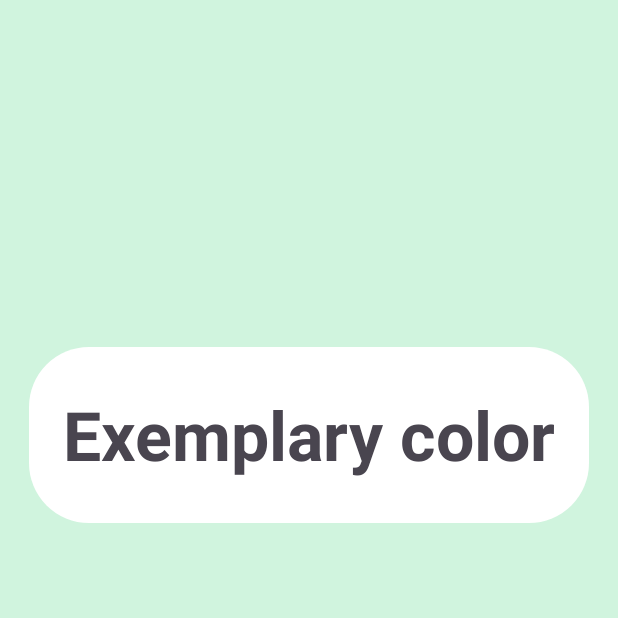
After one commit to skrbacz/Project2MAD, an Android app: the StroopTest screen opened directly, with no data from a screen before it, on a phone screen of 412 x 824 dp, the top half of it. The commit adds this screen. Run offline under Robolectric (Android 15) with nearby library versions, the phone set to English and light mode, and no system bars; our stand-ins replace Firebase (no records; nobody signed in at launch, a user with empty details on screens opened directly).

Commit message:
Stroop Test working 2/3 games done with db connection

```diff
--- a/app/src/main/java/com/nikoli/project2mad/for_recycler_view/GameAdapter.kt
+++ b/app/src/main/java/com/nikoli/project2mad/for_recycler_view/GameAdapter.kt
@@ -45,7 +45,7 @@ class GameAdapter(private var gameList: List<GameItem>) : RecyclerView.Adapter<G
         holder.gameDatePlayed.text = game.datePlayed
 
         val colorRes = when (game.name) {
-            "New Game" -> R.color.main_violet
+            "Stroop Test" -> R.color.main_violet
             "Trail Making Test" -> R.color.main_green
             "Number Size Congruency" -> R.color.main_blue
             else -> android.R.color.white
--- /dev/null
+++ b/app/src/main/java/com/nikoli/project2mad/games/stroop/StroopTest.kt
@@ -0,0 +1,170 @@
+package com.nikoli.project2mad.games.stroop
+
+import android.content.Intent
+import android.graphics.Color
+import android.os.Bundle
+import android.os.Handler
+import android.util.Log
+import android.widget.FrameLayout
+import android.widget.TextView
+import android.widget.Toast
+import androidx.appcompat.app.AlertDialog
+import androidx.appcompat.app.AppCompatActivity
+import com.google.firebase.auth.FirebaseAuth
+import com.google.firebase.firestore.FirebaseFirestore
+import com.nikoli.project2mad.MainActivity
+import com.nikoli.project2mad.R
+import com.nikoli.project2mad.db.GameData
+import kotlinx.coroutines.runBlocking
+import java.text.SimpleDateFormat
+import java.util.Locale
+import java.util.Random
+
+class StroopTest : AppCompatActivity() {
+
+    private val mAuth = FirebaseAuth.getInstance()
+    private var reactionTime: Double=0.0
+
+    private lateinit var textView: TextView
+    private lateinit var frameLayout: FrameLayout
+    private val colors = arrayOf("red", "blue", "green", "yellow", "black", "purple", "orange", "brown", "pink")
+    private val colorValues = intArrayOf(Color.RED, Color.BLUE, Color.GREEN, Color.rgb(255, 225, 26), Color.BLACK, Color.rgb(136,6,206), Color.rgb(255, 150, 0), Color.rgb(139, 69, 19), Color.rgb(255, 192, 203))
+    private val random = Random()
+    private var round = 0
+    private var correctResponses = 0
+    private var totalResponses = 0
+    private var matchingRounds = 0
+    private var matchingResponses = 0
+    private var startTime: Long = 0
+    private var totalReactionTime: Long = 0
+    private val handler = Handler()
+
+    override fun onCreate(savedInstanceState: Bundle?) {
+        super.onCreate(savedInstanceState)
+        setContentView(R.layout.activity_stroop_test)
+
+        textView = findViewById(R.id.textView3)
+        frameLayout = findViewById(R.id.frameLayout)
+
+        frameLayout.setOnClickListener {
+            checkResponse(true)
+        }
+
+        showRulesDialog()
+    }
+
+    private fun showRulesDialog() {
+        val builder = AlertDialog.Builder(this)
+        builder.setTitle("Game Rules")
+        builder.setMessage("In this phase, a color name will appear on the screen. If the name of the color and the color in which it is written match, click on the text. If they do not match, do not click.")
+        builder.setPositiveButton("Start") { dialog, _ ->
+            dialog.dismiss()
+            startNewRound()
+        }
+        builder.setCancelable(false)
+        builder.show()
+    }
+
+    private fun startNewRound() {
+        if (round >= 16) {
+            showResults()
+            return
+        }
+
+        val colorName = colors[random.nextInt(colors.size)]
+        var colorValue = colorValues[random.nextInt(colorValues.size)]
+        val isMatching = random.nextInt(100) < 45
+
+        if (isMatching) {
+            colorValue = getColorValueByName(colorName)
+            matchingRounds++
+        }
+
+        textView.text = colorName
+        textView.setTextColor(colorValue)
+
+        round++
+        startTime = System.currentTimeMillis()
+
+        handler.postDelayed({
+            checkResponse(false)
+        }, 3000)
+    }
+
+    private fun getColorValueByName(colorName: String): Int {
+        return when (colorName) {
+            "red" -> Color.RED
+            "blue" -> Color.BLUE
+            "green" -> Color.GREEN
+            "yellow" -> Color.rgb(255, 225, 26)
+            "black" -> Color.BLACK
+            "purple" -> Color.rgb(136,6,206)
+            "orange" -> Color.rgb(255, 150, 0) // more orange
+            "brown" -> Color.rgb(139, 69, 19)
+            "pink" -> Color.rgb(255, 192, 203)
+            else -> Color.BLACK
+        }
+    }
+
+    private fun checkResponse(userClicked: Boolean) {
+        val reactionTime = System.currentTimeMillis() - startTime
+        val isMatching = textView.currentTextColor == getColorValueByName(textView.text.toString())
+
+        if (userClicked && isMatching) {
+            correctResponses++
+            totalReactionTime += reactionTime
+            matchingResponses++
+        } else if (!userClicked && !isMatching) {
+            correctResponses++
+        }
+
+        totalResponses++
+        handler.removeCallbacksAndMessages(null)
+        startNewRound()
+    }
+
+    private fun showResults() {
+        val accuracy = correctResponses.toDouble() / totalResponses * 100
+        val averageReactionTime = if (matchingResponses > 0) totalReactionTime.toDouble() / matchingResponses else 0.0
+        reactionTime=averageReactionTime
+
+        runBlocking {
+            sendData(accuracy)
+        }
+        Toast.makeText(this, "Accuracy: %.2f%%\nAverage Reaction Time: %.2f ms".format(accuracy, averageReactionTime), Toast.LENGTH_LONG).show()
+        goToMain()
+    }
+
+    private fun sendData(accuracy: Double) {
+        val currentUser = mAuth.currentUser?.email
+        if (currentUser == null) {
+            Log.w("Firestore", "User not logged in")
+            return
+        }
+
+        val currentTime = System.currentTimeMillis()
+        val dateFormat = SimpleDateFormat("yyyy-MM-dd", Locale.getDefault())
+        val formattedDate = dateFormat.format(currentTime)
+
+        val gameData = GameData("Stroop Test",formattedDate, accuracy, reactionTime)
+        Log.d("game data", gameData.toString())
+
+        FirebaseFirestore.getInstance()
+            .collection("stroopTest")
+            .document(currentUser)
+            .collection("games")
+            .add(gameData)
+            .addOnSuccessListener {
+                Log.d("game data", "successfully added to firebase")
+            }
+            .addOnFailureListener { e ->
+                Log.d("game data", "failure adding to firebase", e)
+            }
+    }
+
+    private fun goToMain() {
+        val intent = Intent(this@StroopTest, MainActivity::class.java)
+        startActivity(intent)
+        finish()
+    }
+}
--- /dev/null
+++ b/app/src/main/res/drawable/stroop_behind.xml
@@ -0,0 +1,13 @@
+<shape xmlns:android="http://schemas.android.com/apk/res/android"
+    android:shape="rectangle">
+    <corners
+        android:radius="40dp" /> <!-- Adjust the radius as needed -->
+    <solid
+        android:color="@color/white" /> <!-- Change the color as needed -->
+    <padding
+        android:left="10dp"
+        android:top="10dp"
+        android:right="10dp"
+        android:bottom="10dp" />
+     <!-- Optional: set specific width and height -->
+</shape>
--- a/app/src/main/res/layout/activity_history.xml
+++ b/app/src/main/res/layout/activity_history.xml
@@ -8,7 +8,6 @@
     android:background="@color/white"
     tools:context=".HistoryActivity">
 
-    <!-- LinearLayout for CheckBoxes at the top of the screen -->
     <HorizontalScrollView
         android:id="@+id/filter_scrollview"
         android:layout_width="0dp"
@@ -28,7 +27,7 @@
                 android:id="@+id/checkBox_game_one"
                 android:layout_width="wrap_content"
                 android:layout_height="wrap_content"
-                android:text="New game name"
+                android:text="Stroop Test"
                 android:layout_marginEnd="8dp"
                 app:buttonTint="@color/main_violet"/>
 
@@ -54,7 +53,8 @@
         android:layout_width="0dp"
         android:layout_height="0dp"
         android:layout_marginBottom="1dp"
-        app:layout_constraintTop_toBottomOf="@id/filter_scrollview"        app:layout_constraintBottom_toTopOf="@+id/bottom_navigation"
+        app:layout_constraintTop_toBottomOf="@id/filter_scrollview"
+        app:layout_constraintBottom_toTopOf="@+id/bottom_navigation"
         app:layout_constraintEnd_toEndOf="parent"
         app:layout_constraintStart_toStartOf="parent" />
 
--- a/app/src/main/res/layout/activity_main.xml
+++ b/app/src/main/res/layout/activity_main.xml
@@ -27,7 +27,7 @@
             android:layout_marginBottom="10dp"
             android:backgroundTint="@color/main_violet"
             android:drawableLeft="@drawable/ic_moon"
-            android:text="new game name"
+            android:text="Stroop Test"
             android:textColor="@color/black"
             android:textSize="16sp" />
 
--- /dev/null
+++ b/app/src/main/res/layout/activity_stroop_test.xml
@@ -0,0 +1,34 @@
+<?xml version="1.0" encoding="utf-8"?>
+<androidx.constraintlayout.widget.ConstraintLayout xmlns:android="http://schemas.android.com/apk/res/android"
+    xmlns:app="http://schemas.android.com/apk/res-auto"
+    xmlns:tools="http://schemas.android.com/tools"
+    android:id="@+id/main"
+    android:layout_width="match_parent"
+    android:layout_height="match_parent"
+    android:background="@color/main_green"
+    tools:context=".games.stroop.StroopTest">
+
+    <FrameLayout
+        android:id="@+id/frameLayout"
+        android:layout_width="373dp"
+        android:layout_height="117dp"
+        android:layout_marginStart="10dp"
+        android:layout_marginTop="231dp"
+        android:layout_marginEnd="10dp"
+        android:background="@drawable/stroop_behind"
+        android:clickable="true"
+        android:focusable="true"
+        app:layout_constraintEnd_toEndOf="parent"
+        app:layout_constraintStart_toStartOf="parent"
+        app:layout_constraintTop_toTopOf="parent">
+
+        <TextView
+            android:id="@+id/textView3"
+            android:layout_gravity="center"
+            android:layout_width="wrap_content"
+            android:layout_height="wrap_content"
+            android:textSize="45sp"
+            android:textStyle="bold"
+            android:text="Exemplary color" />
+    </FrameLayout>
+</androidx.constraintlayout.widget.ConstraintLayout>
--- a/app/src/main/res/xml/data_extraction_rules.xml
+++ b/app/src/main/res/xml/data_extraction_rules.xml
@@ -5,7 +5,7 @@
 -->
 <data-extraction-rules>
     <cloud-backup>
-        <!-- TODO: Use <include> and <exclude> to control what is backed up.
+        <!--
         <include .../>
         <exclude .../>
         -->
```
Also changed, not shown: app/src/main/AndroidManifest.xml (+7 -4 lines), app/src/main/java/com/nikoli/project2mad/HistoryActivity.kt (+24 -2 lines), app/src/main/java/com/nikoli/project2mad/MainActivity.kt (+2 -5 lines), app/src/main/java/com/nikoli/project2mad/games/moca/MoCA.kt (deleted, +0 -15 lines), app/src/main/res/layout/activity_mo_ca.xml (deleted, +0 -22 lines), app/src/main/res/layout/fragment_answers_dialog.xml (deleted, +0 -43 lines).
